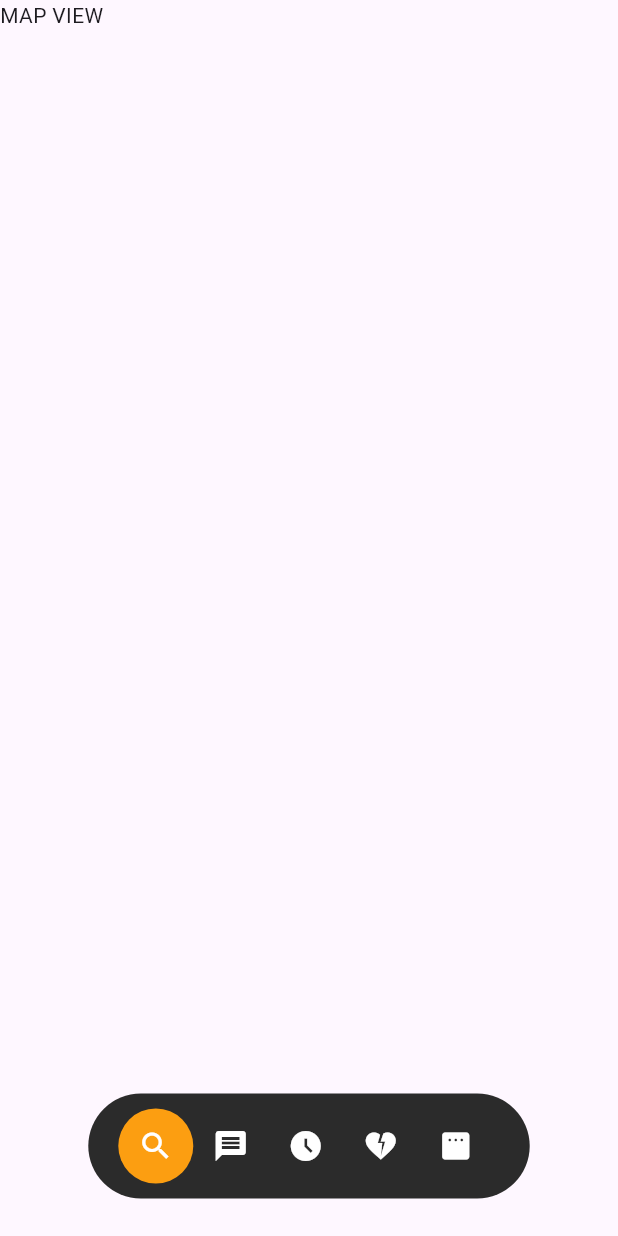
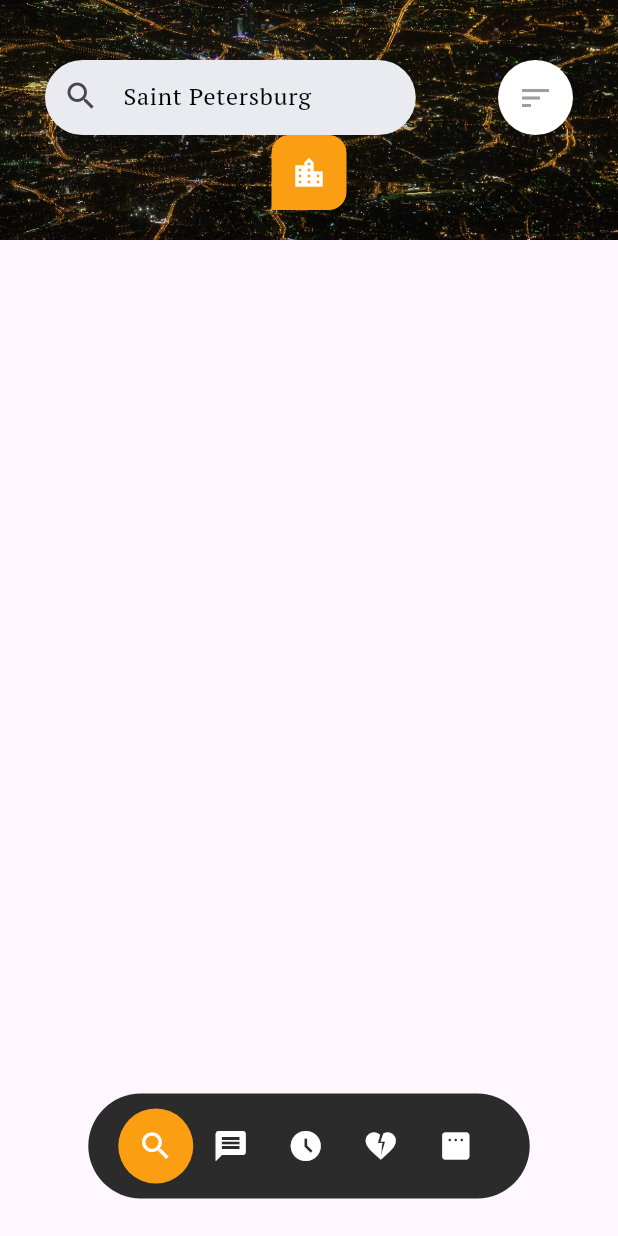
Before and after one commit to Davidtariq96/task, a Flutter app: the screen it shows after launch, after a tap on the "search" icon, on a phone screen of 412 x 824 dp. Run offline on Flutter 3.47's test engine with Material 3 defaults, Android fonts, the phone set to English and light mode, and no system bars; our stand-ins replace google_fonts.

Commit message:
adding location UI

```diff
--- /dev/null
+++ b/lib/components/searchField.dart
@@ -0,0 +1,130 @@
+import 'package:flutter/material.dart';
+import 'package:flutter/services.dart';
+import 'package:google_fonts/google_fonts.dart';
+
+class SearchField extends StatefulWidget {
+  final TextEditingController? controller;
+  final FocusNode? focusNode;
+  final TextInputType? keyboardType;
+  final Function(String)? onChanged;
+  final Function()? exportCvsTap;
+  final String? Function(String?)? validator;
+  final Function()? onTap;
+  final Function()? onTapPrefixIcon;
+  final bool createOffer;
+  final bool showPrefixIcon;
+  final Function(String?)? onSaved;
+  final BorderRadius? borderRadius;
+
+  final Widget? prefixIcon;
+  final Widget? suffixIcon;
+  final String? labelText;
+  final int? maxLength;
+  final bool? connectBorder;
+  final Color? errorBorderColor;
+  final Color? focusBorderColor;
+  final List<TextInputFormatter>? inputFormatters;
+  final String? helperText, errorText;
+
+  // final bool readOnly,obscureText;
+  final bool? enabled, isDense;
+  final String? hintText, initialValue;
+  const SearchField(
+      {Key? key,
+        this.controller,
+        this.focusNode,
+        this.keyboardType,
+        this.onChanged,
+        this.validator,
+        this.onTap,
+        this.onSaved,
+        this.borderRadius,
+        this.prefixIcon,
+        this.suffixIcon,
+        this.labelText,
+        this.maxLength,
+        this.connectBorder,
+        this.errorBorderColor,
+        this.focusBorderColor,
+        this.inputFormatters,
+        this.helperText,
+        this.errorText,
+        this.enabled,
+        this.isDense,
+        this.hintText,
+        this.initialValue,
+        this.createOffer = false,
+        this.exportCvsTap,
+        this.onTapPrefixIcon,
+        this.showPrefixIcon = false})
+      : super(key: key);
+
+  @override
+  State<SearchField> createState() => _SearchFieldState();
+}
+class _SearchFieldState extends State<SearchField> {
+  @override
+  Widget build(BuildContext context) {
+    return Container(
+      height: 50,
+      width: MediaQuery.of(context).size.width *0.6,
+      decoration: BoxDecoration(
+          color: const Color(0XFFEAEBF1),
+          borderRadius: BorderRadius.circular(48)),
+      child: TextFormField(
+        autovalidateMode: AutovalidateMode.onUserInteraction,
+        keyboardType: widget.keyboardType ?? TextInputType.text,
+        controller: widget.controller,
+        focusNode: widget.focusNode,
+        initialValue: widget.initialValue,
+        validator: widget.validator,
+        onTap: widget.onTap,
+        enabled: widget.enabled,
+        // readOnly: readOnly,
+        inputFormatters: widget.inputFormatters,
+        maxLength: widget.maxLength,
+        // obscureText: obscureText,
+        style: const TextStyle(
+            color: Colors.grey,
+            fontSize: 16.0,
+            fontWeight: FontWeight.w300),
+        decoration: InputDecoration(
+          floatingLabelBehavior: FloatingLabelBehavior.always,
+          contentPadding:
+          const EdgeInsets.symmetric( horizontal: 60),
+          suffixIcon: widget.suffixIcon,
+          prefixIcon: widget.showPrefixIcon
+              ? const Icon(Icons.search)
+              : SizedBox(),
+          isDense: widget.isDense,
+          errorText: widget.errorText,
+          hintStyle: GoogleFonts.ptSerif(color: Colors.black,),
+          helperStyle: TextStyle(color: Colors.grey),
+          enabledBorder: OutlineInputBorder(
+            borderRadius: widget.borderRadius ?? BorderRadius.circular(48),
+            borderSide: BorderSide.none,
+          ),
+          disabledBorder: OutlineInputBorder(
+            borderRadius: widget.borderRadius ?? BorderRadius.circular(8),
+            borderSide: const BorderSide(color: Color(0xffE6E7E9)),
+          ),
+          labelText: '',
+          focusedErrorBorder: OutlineInputBorder(
+              borderRadius: widget.borderRadius ?? BorderRadius.circular(48),
+              borderSide: const BorderSide(color: Colors.red)),
+          errorBorder: OutlineInputBorder(
+              borderRadius: widget.borderRadius ?? BorderRadius.circular(8),
+              borderSide:
+              BorderSide(color: widget.errorBorderColor ?? Colors.red)),
+          focusedBorder: OutlineInputBorder(
+              borderRadius: widget.borderRadius ?? BorderRadius.circular(48),
+              borderSide: BorderSide(
+                  color: widget.focusBorderColor ??  Colors.transparent)),
+          hintText: widget.hintText,
+        ),
+        onChanged: widget.onChanged,
+        onSaved: widget.onSaved,
+      ),
+    );
+  }
+}
--- a/lib/screens/dashboard.dart
+++ b/lib/screens/dashboard.dart
@@ -1,5 +1,6 @@
 import 'package:flutter/material.dart';
 import 'package:google_fonts/google_fonts.dart';
+import 'package:moniepoint/components/searchField.dart';
 
 class Dashboard extends StatefulWidget {
   const Dashboard({Key? key}) : super(key: key);
@@ -48,8 +49,7 @@ class _DashboardState extends State<Dashboard> {
         //   ],
         // ),
       ),
-      body: SafeArea(
-        child: SingleChildScrollView(
+      body: SingleChildScrollView(
         child: Column(
           children: [
            if(selectedIndex == 2)...[
@@ -172,11 +172,11 @@ class _DashboardState extends State<Dashboard> {
                    ],
                  ),
                  Positioned(
-                       top:470.0,
+                     top:480.0,
                      // left: 20,
                      child:
                      Container(
-                         height: 50,
+                       height: 34,
                        width: MediaQuery.of(context).size.width,
                        decoration: const BoxDecoration(
                            color: Colors.white,
@@ -187,28 +187,131 @@ class _DashboardState extends State<Dashboard> {
                  ),
                ],
              ),
-               SizedBox(
-                 height: 500,
-                 width: 200,
-                 child: ListView.builder(itemBuilder: (context,index){
-                   return Container(
-                     height: 200,
-                     width: 100,
-                     margin: EdgeInsets.symmetric(vertical: 10),
-                     decoration: BoxDecoration(
-                         color: Colors.greenAccent,
-                         borderRadius: BorderRadius.circular(10)
+             Column(
+               children: [
+                 imageContainer(width: MediaQuery.of(context).size.width/1.09,height: 200,image: "assets/kitchen4.jpg"),
+                 // ClipRRect(
+                 //   borderRadius: BorderRadius.circular(10),
+                 //   child: SizedBox(
+                 //     width: MediaQuery.of(context).size.width/1.09,
+                 //       child: Image.asset("assets/kitchen1.jpg",)),
+                 // ),
+                Container(
+                  margin: EdgeInsets.symmetric(horizontal: 20,vertical: 20),
+                  child: Row(
+                    mainAxisAlignment: MainAxisAlignment.spaceBetween,
+                    children: [
+                      imageContainer(width: MediaQuery.of(context).size.width/2.3,height: 400,image: "assets/kitchen1.jpg"),
+                      Column(
+                        children: [
+                          imageContainer(width: MediaQuery.of(context).size.width / 2.3,height: 195,image: "assets/kitchen3.jpg"),
+                          const SizedBox(height: 10,),
+                          imageContainer(width: MediaQuery.of(context).size.width / 2.3,height: 195,image: "assets/kitchen2.jpg"),
+                        ],
+                      )
+                    ],
                   ),
-                   );
-                 },itemCount: 4,),
+                )
+              ],
              )
            ]else if(selectedIndex ==0)...[
-               Text("MAP VIEW")
+             Container(
+               decoration: const BoxDecoration(
+                 image: DecorationImage(image: AssetImage("assets/moscow.jpg"),fit: BoxFit.cover)
+               ),
+               child: Container(
+                 margin: const EdgeInsets.symmetric(vertical: 20,horizontal: 30),
+                 child: Column(
+                   children: [
+                     const SizedBox(height: 20,),
+                     Row(
+                       mainAxisAlignment: MainAxisAlignment.spaceBetween,
+                       children: [
+                         const SearchField(showPrefixIcon: true,hintText: "Saint Petersburg",),
+                         Container(
+                           width: 50,
+                           height: 50,
+                           decoration:  const BoxDecoration(
+                             shape: BoxShape.circle,
+                             color: Colors.white,
+                           ),
+                           child: const Center(child: Icon(Icons.sort,color: Colors.grey,)),
+                         ),
+                       ],
+                     ),
+                     buildAlignLocations()
+                   ],
+                 ),
+               ),
+             )
            ]else ...[
-               Text("NOTHING TO RENDER")
+             Text("NOTHING TO RENDER",)
            ]
           ],
         )
+      ),
+    );
+  }
+
+  Align buildAlignLocations() {
+    return Align(
+      alignment: Alignment.center,
+      child: Container(
+        height: 50,
+        // width: 50,
+        padding: const EdgeInsets.symmetric(vertical: 13, horizontal: 13),
+        decoration: const BoxDecoration(
+            color: Color(0XFFFC9E11),
+            borderRadius: BorderRadius.only(
+                topRight: Radius.circular(12),
+                bottomRight: Radius.circular(12),
+                topLeft: Radius.circular(12))),
+        child: const Icon(
+          Icons.location_city_outlined,
+          color: Colors.white,
+        ),
+      ),
+    );
+  }
+
+  Container imageContainer({double? width,String? image, double? height}) {
+    return Container(
+      width: width,
+      height: height,
+      decoration: BoxDecoration(
+        borderRadius: BorderRadius.circular(10.0),
+        image:  DecorationImage(
+          image: AssetImage(
+            image!,
+          ),
+          fit: BoxFit.cover,
+        ),
+      ),
+      clipBehavior: Clip.antiAlias,
+       child:  Align(
+      alignment: Alignment.bottomCenter,
+      child: Container(
+        margin: const EdgeInsets.symmetric(vertical: 7,horizontal: 7),
+        padding: const EdgeInsets.symmetric(vertical: 10,horizontal: 20),
+        decoration: BoxDecoration(
+          borderRadius: BorderRadius.circular(50),
+          color: const Color(0XFFCDC8C1)
+        ),
+        child: Row(
+          children: [
+            SizedBox(),
+            const Text("Gladkova.., 25"),
+            Container(
+              height: 30,
+              width: 30,
+              decoration: BoxDecoration(
+                color: Colors.white,
+                borderRadius: BorderRadius.circular(50)
+              ),
+              child: const Icon(Icons.arrow_forward_ios_rounded,size: 9,),
+            )
+          ],
+        ),
       ),
     ),
     );
```
Also changed, not shown: assets/moscow.jpg (added). Lines whose indentation alone changed are shown as unchanged.
